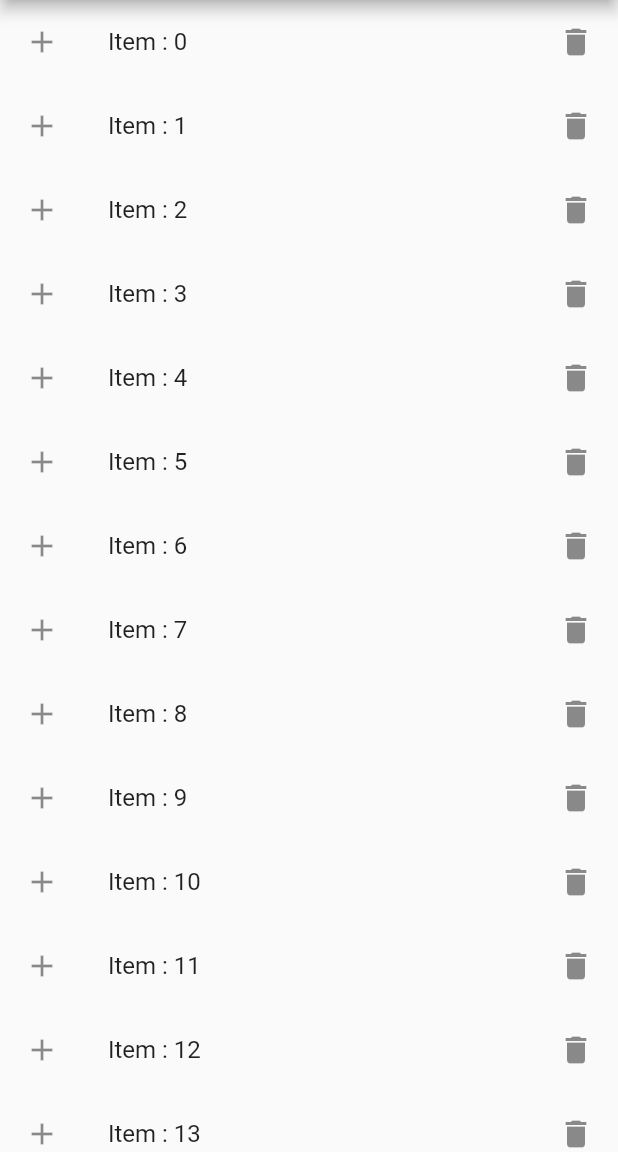
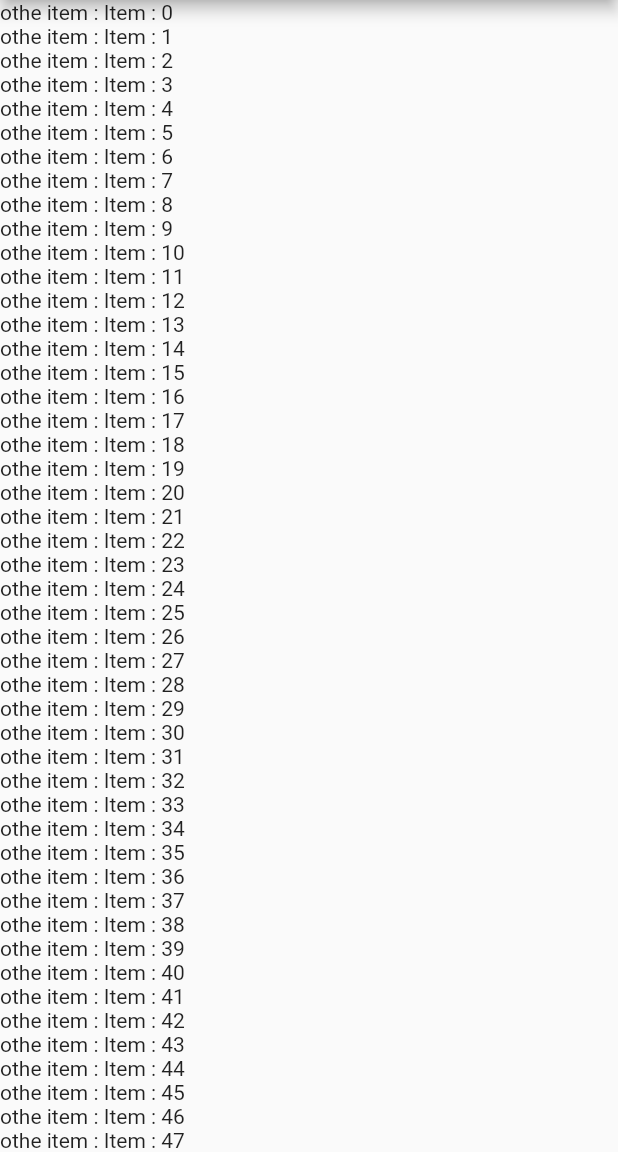
Before and after one commit to poseidonTest/kkk_Flutter, a Flutter app: the screen it shows after launch, on a phone screen of 412 x 824 dp, the part 84-1236 px from its top. Run offline on Flutter 3.47's test engine with Material 2 defaults, Android fonts, the phone set to English and light mode, and no system bars.

Commit message:
Widget List

```diff
--- a/lib/main.dart
+++ b/lib/main.dart
@@ -8,7 +8,16 @@ class MyApp extends StatefulWidget {
 }
 
 class _MyAppState extends State<MyApp> {
-  List<String> list=List.generate(50, (index) => "Item : $index");
+  List<String> list = List.generate(50, (index) => "Item : $index");
+  List<Widget> _widgetList = [];
+  @override
+  void initState() {
+    super.initState();
+    for (int i = 0; i < list.length; i++) {
+      _widgetList.add(Text("othe item : ${list[i]}"));
+    }
+  }
+
   @override
   Widget build(BuildContext context) {
     return MaterialApp(
@@ -17,13 +26,9 @@ class _MyAppState extends State<MyApp> {
         appBar: AppBar(
           title: Text('Material App Bar'),
         ),
-        body: ListView.builder(itemBuilder: (context,index){
-          return ListTile(
-            title: Text(list[index]),
-            leading:Icon(Icons.add),
-            trailing: Icon(Icons.delete),
-          );
-        }),
+        body: ListView(
+          children: _widgetList,
+        )
       ),
     );
   }
```
